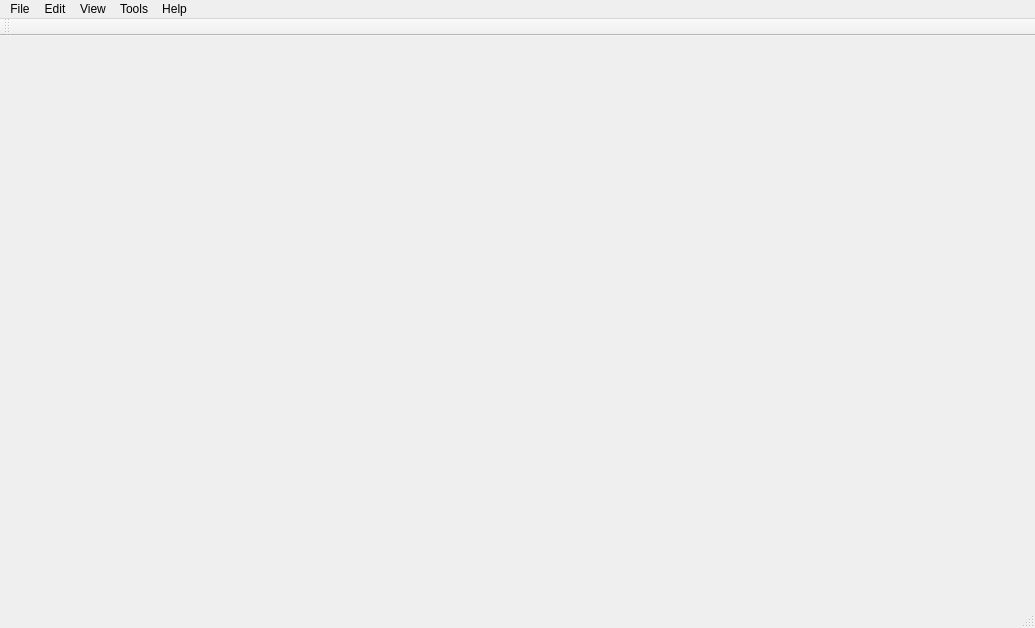
The window that mainwindow.ui (abbasloo/gstation) describes before a commit, drawn with Qt 5.
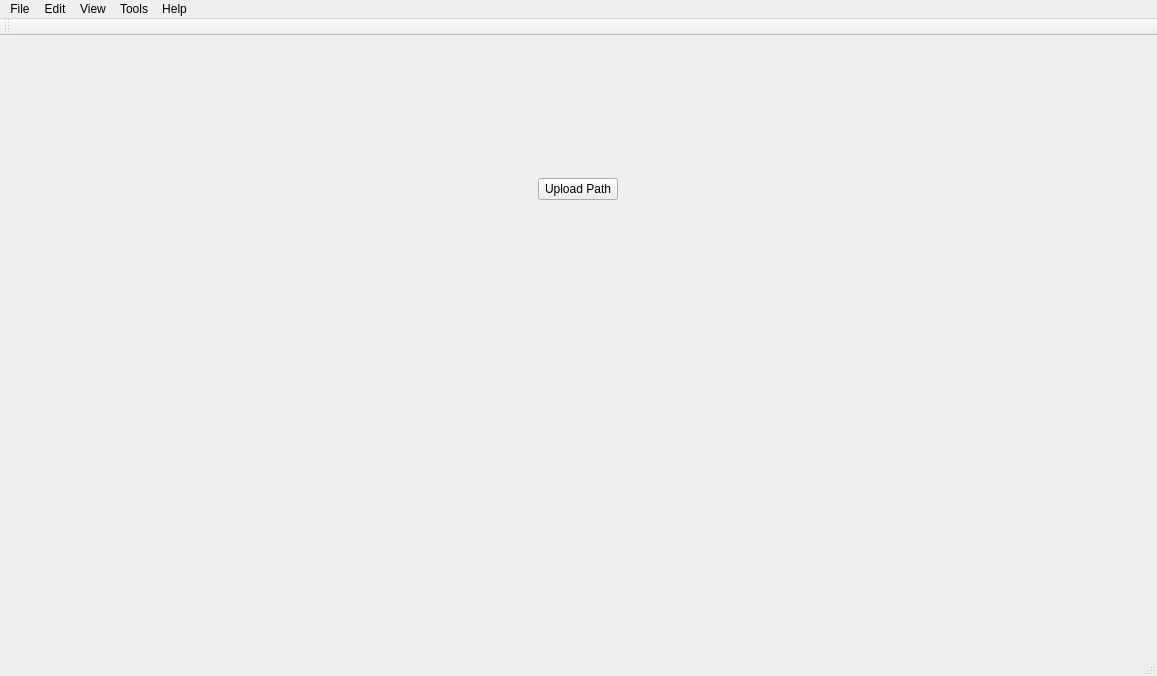
The same window after the commit. Custom widgets are drawn as their Qt base class.

```diff
--- a/mainwindow.ui
+++ b/mainwindow.ui
@@ -6,8 +6,8 @@
    <rect>
     <x>0</x>
     <y>0</y>
-    <width>1035</width>
-    <height>628</height>
+    <width>1157</width>
+    <height>676</height>
    </rect>
   </property>
   <property name="windowTitle">
@@ -25,6 +25,21 @@
           <verstretch>0</verstretch>
          </sizepolicy>
         </property>
+        <layout class="QGridLayout" name="gridLayout">
+         <item row="0" column="0">
+          <widget class="QPushButton" name="pushButton">
+           <property name="sizePolicy">
+            <sizepolicy hsizetype="Fixed" vsizetype="Fixed">
+             <horstretch>0</horstretch>
+             <verstretch>0</verstretch>
+            </sizepolicy>
+           </property>
+           <property name="text">
+            <string>Upload Path</string>
+           </property>
+          </widget>
+         </item>
+        </layout>
        </widget>
       </item>
       <item row="2" column="0">
@@ -33,16 +48,6 @@
          <enum>QLayout::SetNoConstraint</enum>
         </property>
         <item row="0" column="0">
-         <widget class="QCustomPlot" name="customplot_2" native="true">
-          <property name="sizePolicy">
-           <sizepolicy hsizetype="Preferred" vsizetype="Preferred">
-            <horstretch>0</horstretch>
-            <verstretch>0</verstretch>
-           </sizepolicy>
-          </property>
-         </widget>
-        </item>
-        <item row="0" column="1">
          <widget class="QCustomPlot" name="customplot_1" native="true">
           <property name="sizePolicy">
            <sizepolicy hsizetype="Preferred" vsizetype="Preferred">
@@ -52,8 +57,18 @@
           </property>
          </widget>
         </item>
+        <item row="0" column="1">
+         <widget class="QCustomPlot" name="customplot_2" native="true">
+          <property name="sizePolicy">
+           <sizepolicy hsizetype="Preferred" vsizetype="Preferred">
+            <horstretch>0</horstretch>
+            <verstretch>0</verstretch>
+           </sizepolicy>
+          </property>
+         </widget>
+        </item>
         <item row="0" column="2">
-         <widget class="QWidget" name="widget_1" native="true"/>
+         <widget class="ImageWidget" name="imagewidget" native="true"/>
         </item>
        </layout>
       </item>
@@ -82,7 +97,7 @@
     <rect>
      <x>0</x>
      <y>0</y>
-     <width>1035</width>
+     <width>1157</width>
      <height>22</height>
     </rect>
    </property>
@@ -141,6 +156,12 @@
    <header>qcustomplot.h</header>
    <container>1</container>
   </customwidget>
+  <customwidget>
+   <class>ImageWidget</class>
+   <extends>QWidget</extends>
+   <header location="global">ImageWidget.h</header>
+   <container>1</container>
+  </customwidget>
  </customwidgets>
  <resources/>
  <connections/>
```
